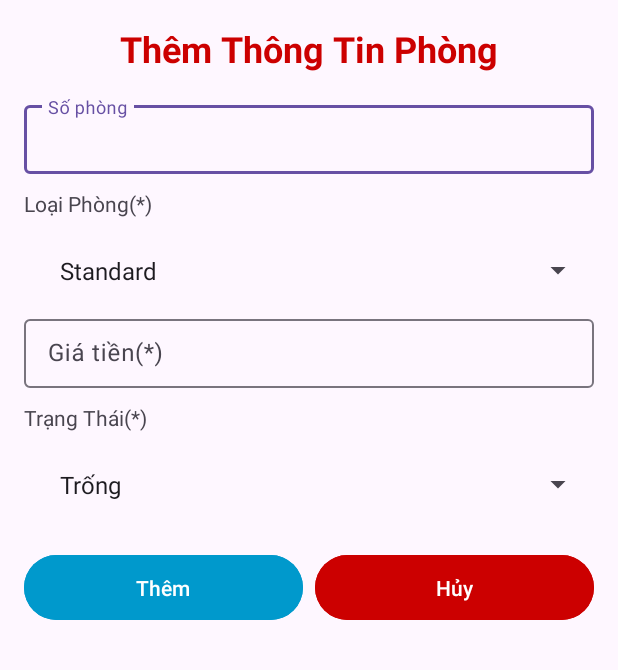
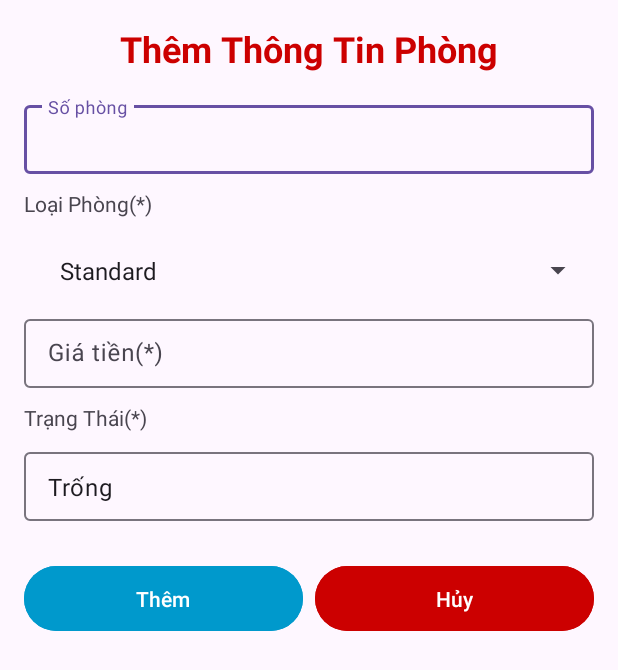
Before and after one commit to sugu1234567/QLy_khachsan, an Android app: the AddRoom screen opened directly, with no data from a screen before it, after a tap on "Thêm", on a phone screen of 412 x 824 dp. Shown: the top 670 px of the screen. Run offline under Robolectric (Android 15) with nearby library versions, the phone set to English and light mode, and no system bars.

Commit message:
Sua lai add room

```diff
--- a/app/src/main/java/com/example/giaodien/Activities/AddRoom.java
+++ b/app/src/main/java/com/example/giaodien/Activities/AddRoom.java
@@ -34,9 +34,9 @@ import retrofit2.Response;
 
 public class AddRoom extends AppCompatActivity {
     private EditText etAddRoomNumber, etAddRoomPrice;
-    private Spinner addRoomType, addRoomStatus;
+    private Spinner addRoomType;
     private Button btnAddRoom, btnCancelAddRoom;
-    private String roomType, roomStatus;
+    private String roomType;
     private ApiService apiService;
     @Override
     protected void onCreate(Bundle savedInstanceState) {
@@ -98,8 +98,7 @@ public class AddRoom extends AppCompatActivity {
             String selectedRoomType = roomType;
             String room_Number = etAddRoomNumber.getText().toString();
             String room_Price = etAddRoomPrice.getText().toString();
-            String selectedRoomStatus = roomStatus;
-            Room room = new Room(room_Number, selectedRoomType, room_Price, selectedRoomStatus);
+            Room room = new Room(room_Number, selectedRoomType, room_Price);
             apiService.addNewRoom(room).enqueue(new Callback<DataResponse>() {
                 @Override
                 public void onResponse(Call<DataResponse> call, Response<DataResponse> response) {
@@ -144,19 +143,6 @@ public class AddRoom extends AppCompatActivity {
 
             }
         });
-
-        addRoomStatus.setOnItemSelectedListener(new AdapterView.OnItemSelectedListener() {
-            @Override
-            public void onItemSelected(AdapterView<?> adapterView, View view, int i, long l) {
-                if(i==0) roomStatus = "Trống";
-                else if(i==1) roomStatus = "Đã đặt";
-            }
-
-            @Override
-            public void onNothingSelected(AdapterView<?> adapterView) {
-
-            }
-        });
     }
 
     private void Cancel() {
@@ -187,7 +173,6 @@ public class AddRoom extends AppCompatActivity {
         etAddRoomNumber = findViewById(R.id.etAddRoomNumber);
         etAddRoomPrice = findViewById(R.id.etAddRoomPrice);
         addRoomType = findViewById(R.id.AddRoomType);
-        addRoomStatus = findViewById(R.id.AddRoomStatus);
         btnAddRoom = findViewById(R.id.btnAddRoom);
         btnCancelAddRoom = findViewById(R.id.btnCancelAddRoom);
     }
--- a/app/src/main/res/layout/add_room.xml
+++ b/app/src/main/res/layout/add_room.xml
@@ -68,12 +68,21 @@
         android:text="Trạng Thái(*)"
         android:paddingBottom="8dp" />
 
-    <Spinner
-        android:id="@+id/AddRoomStatus"
+    <com.google.android.material.textfield.TextInputLayout
         android:layout_width="match_parent"
         android:layout_height="wrap_content"
-        android:padding="16dp"
-        android:entries="@array/room_status" />
+        >
+
+        <com.google.android.material.textfield.TextInputEditText
+            android:id="@+id/etAddRoomStatus"
+            android:layout_width="match_parent"
+            android:layout_height="wrap_content"
+            android:layout_marginBottom="10dp"
+            android:text="Trống"
+            android:padding="12dp"
+            android:focusable="false"
+            android:focusableInTouchMode="false"/>
+    </com.google.android.material.textfield.TextInputLayout>
 
     <!-- Nút Cập nhật và Hủy -->
     <LinearLayout
--- a/app/src/main/res/values/strings.xml
+++ b/app/src/main/res/values/strings.xml
@@ -3,10 +3,6 @@
     <string-array name="payment_status">
         <item>Chưa thanh toán</item>
         <item>Đã thanh toán</item>
-    </string-array>
-    <string-array name="room_status">
-        <item>Trống</item>
-        <item>Đã đặt</item>
     </string-array>
     <string-array name="room_type">
         <item>Standard</item>
```
